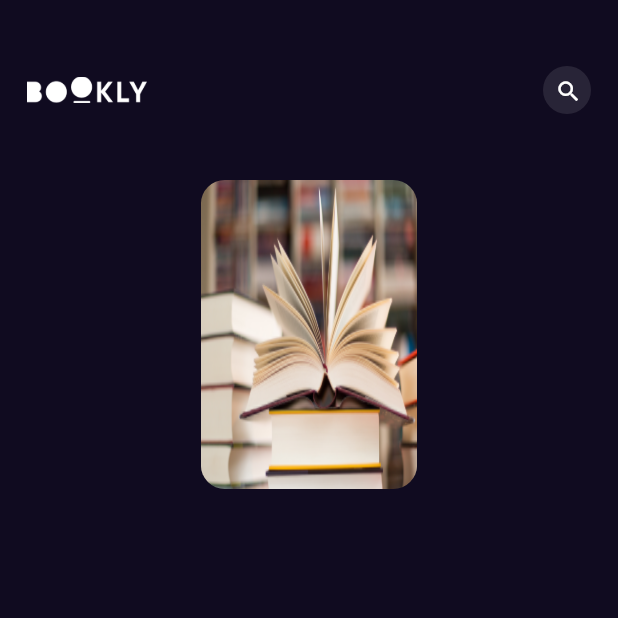
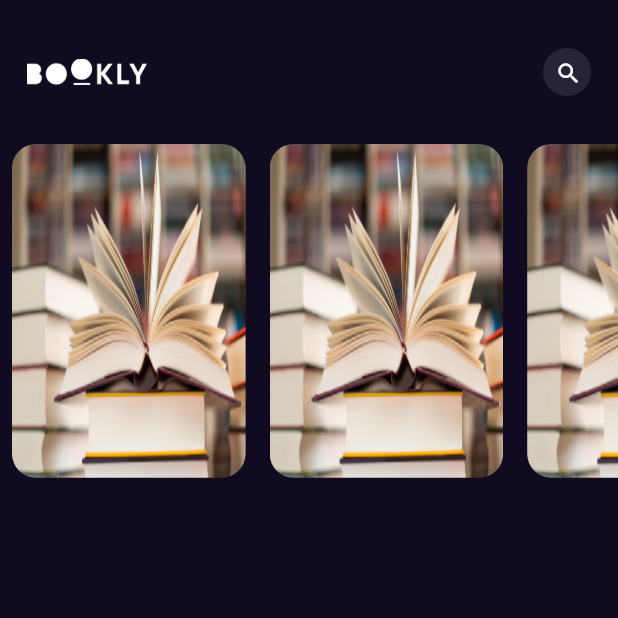
Before and after one commit to mousa469/bookly_app, a Flutter app: the screen it shows after launch, on a phone screen of 412 x 824 dp, the top half of it. Run offline on Flutter 3.47's test engine with Material 3 defaults, Android fonts, the phone set to English and light mode, and no system bars; our stand-ins replace get.

Commit message:
add featured list view to home

```diff
--- a/lib/features/home/presentation/views/widgets/custom_app_bar.dart
+++ b/lib/features/home/presentation/views/widgets/custom_app_bar.dart
@@ -11,7 +11,7 @@ class CustomAppBar extends StatelessWidget {
   @override
   Widget build(BuildContext context) {
     return Padding(
-      padding: const EdgeInsets.symmetric(horizontal:  18.0 ,vertical:  20),
+      padding: const EdgeInsets.symmetric(horizontal:  18.0 ,vertical:  8),
       child: Row(
         children: [
           Image.asset(logo , width: 80, height:  80,),
--- a/lib/features/home/presentation/views/widgets/custom_list_view_item.dart
+++ b/lib/features/home/presentation/views/widgets/custom_list_view_item.dart
@@ -1,13 +1,11 @@
 import 'package:bookly/core/utils/assets.dart';
 import 'package:flutter/material.dart';
-class CustomListViewItem extends StatelessWidget {
-  const CustomListViewItem({super.key});
+class FeaturedListViewItem extends StatelessWidget {
+  const FeaturedListViewItem({super.key});
 
   @override
   Widget build(BuildContext context) {
-    return SizedBox(
-      height: MediaQuery.of(context).size.height * .25,
-      child: AspectRatio(
+    return AspectRatio(
       aspectRatio: 1.4 / 2,
       child: Container(
         decoration: BoxDecoration(
@@ -18,7 +16,6 @@ class CustomListViewItem extends StatelessWidget {
           ),
         ),
       ),
-      ),
     );
   }
 }
--- a/lib/features/home/presentation/views/widgets/home_view_body.dart
+++ b/lib/features/home/presentation/views/widgets/home_view_body.dart
@@ -15,9 +15,28 @@ class HomeViewBody extends StatelessWidget {
           logo: AssetsData.logo,
           onPressed: () {},
         ),
-
-        const CustomListViewItem()
+        const FeaturedBooksListView()
       ],
     );
   }
 }
+
+class FeaturedBooksListView extends StatelessWidget {
+  const FeaturedBooksListView({super.key});
+
+  @override
+  Widget build(BuildContext context) {
+    return SizedBox(
+      height: MediaQuery.of(context).size.height * .27,
+      child: ListView.builder(
+        scrollDirection: Axis.horizontal,
+        itemBuilder: (context, index) {
+          return const  Padding(
+            padding:  EdgeInsets.symmetric(horizontal:  8.0),
+            child:  FeaturedListViewItem(),
+          );
+        },
+      ),
+    );
+  }
+}
```
Lines whose indentation alone changed are shown as unchanged.
